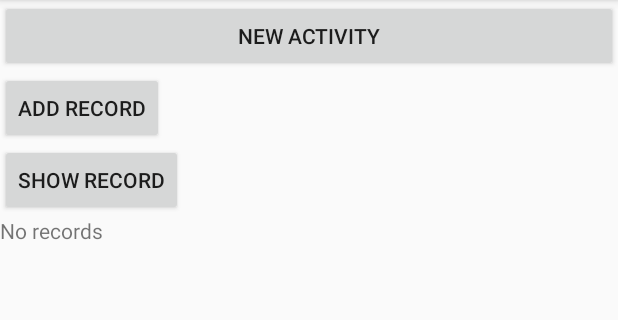
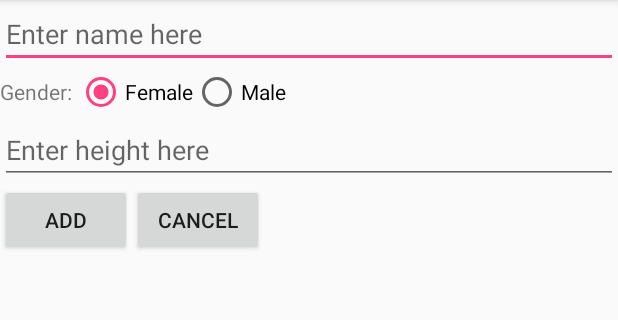
Before and after one commit to 15017541/MSARevision, an Android app: the screen it shows after launch (MainActivity before the commit, AddActivity after it), after a tap on "ADD RECORD", on a phone screen of 412 x 824 dp, the part 84-404 px from its top. Run offline under Robolectric (Android 15) with nearby library versions, the phone set to English and light mode, and no system bars.

Commit message:
AddActivity added to demonstrated record adding The MainActivity will refresh its ListView if there is an added record

```diff
--- a/app/src/main/AndroidManifest.xml
+++ b/app/src/main/AndroidManifest.xml
@@ -16,7 +16,8 @@
                 <category android:name="android.intent.category.LAUNCHER" />
             </intent-filter>
         </activity>
-        <activity android:name=".FragmentActivity"></activity>
+        <activity android:name=".FragmentActivity" />
+        <activity android:name=".AddActivity"></activity>
     </application>
 
 </manifest>
--- /dev/null
+++ b/app/src/main/java/com/myapplicationdev/android/msarevision/AddActivity.java
@@ -0,0 +1,63 @@
+package com.myapplicationdev.android.msarevision;
+
+import android.app.Activity;
+import android.os.Bundle;
+import android.support.v7.app.AppCompatActivity;
+import android.view.View;
+import android.widget.Button;
+import android.widget.EditText;
+import android.widget.RadioButton;
+import android.widget.RadioGroup;
+import android.widget.Toast;
+
+public class AddActivity extends AppCompatActivity {
+
+    Button btnAdd, btnCancel;
+    EditText etName, etHeight;
+    RadioGroup rgGender;
+
+    @Override
+    protected void onCreate(Bundle savedInstanceState) {
+        super.onCreate(savedInstanceState);
+        setContentView(R.layout.activity_add);
+
+        btnAdd = (Button) findViewById(R.id.btnAdd);
+        btnCancel = (Button) findViewById(R.id.btnCancel);
+        etHeight = (EditText) findViewById(R.id.etHeight);
+        etName = (EditText) findViewById(R.id.etName);
+        rgGender = (RadioGroup) findViewById(R.id.rgGender);
+
+        btnAdd.setOnClickListener(new View.OnClickListener() {
+            @Override
+            public void onClick(View v) {
+
+                String name = etName.getText().toString();
+                String str_height = etHeight.getText().toString();
+
+                if (name.length() <1 || str_height.length() < 1){
+                    Toast.makeText(AddActivity.this, "Please input all values", Toast.LENGTH_SHORT).show();
+                } else {
+                    DBHelper dbh = new DBHelper(AddActivity.this);
+                    double height = Double.parseDouble(str_height);
+                    int rbSelected = rgGender.getCheckedRadioButtonId();
+                    RadioButton rb = (RadioButton) findViewById(rbSelected);
+                    String gender = rb.getText().toString();
+
+                    dbh.insertContact(name, gender, height);
+                    dbh.close();
+
+                    setResult(Activity.RESULT_OK);
+                    finish();
+                }
+            }
+        });
+
+        btnCancel.setOnClickListener(new View.OnClickListener() {
+            @Override
+            public void onClick(View v) {
+                finish();
+            }
+        });
+
+    }
+}
--- /dev/null
+++ b/app/src/main/res/layout/activity_add.xml
@@ -0,0 +1,69 @@
+<?xml version="1.0" encoding="utf-8"?>
+<LinearLayout xmlns:android="http://schemas.android.com/apk/res/android"
+    xmlns:app="http://schemas.android.com/apk/res-auto"
+    xmlns:tools="http://schemas.android.com/tools"
+    android:layout_width="match_parent"
+    android:layout_height="match_parent"
+    android:orientation="vertical"
+    tools:context="com.myapplicationdev.android.msarevision.AddActivity">
+
+    <EditText
+        android:hint="Enter name here"
+        android:id="@+id/etName"
+        android:layout_width="match_parent"
+        android:layout_height="wrap_content" />
+
+    <RadioGroup
+        android:id="@+id/rgGender"
+        android:orientation="horizontal"
+        android:layout_width="match_parent"
+        android:layout_height="wrap_content">
+
+        <TextView
+            android:layout_width="wrap_content"
+            android:layout_height="wrap_content"
+            android:text="Gender: "/>
+
+        <RadioButton
+            android:id="@+id/rbFemale"
+            android:layout_width="wrap_content"
+            android:layout_height="wrap_content"
+            android:checked="true"
+            android:text="Female"/>
+
+        <RadioButton
+            android:id="@+id/rbMale"
+            android:layout_width="wrap_content"
+            android:layout_height="wrap_content"
+            android:text="Male"/>
+
+    </RadioGroup>
+
+    <EditText
+        android:hint="Enter height here"
+        android:id="@+id/etHeight"
+        android:layout_width="match_parent"
+        android:layout_height="wrap_content"
+        android:inputType="numberDecimal"/>
+
+    <LinearLayout
+        android:orientation="horizontal"
+        android:layout_width="match_parent"
+        android:layout_height="wrap_content">
+
+        <Button
+            android:id="@+id/btnAdd"
+            android:layout_width="wrap_content"
+            android:layout_height="wrap_content"
+            android:text="Add"/>
+
+        <Button
+            android:id="@+id/btnCancel"
+            android:layout_width="wrap_content"
+            android:layout_height="wrap_content"
+            android:text="Cancel"/>
+
+    </LinearLayout>
+
+
+</LinearLayout>
```
Also changed, not shown: app/src/main/java/com/myapplicationdev/android/msarevision/MainActivity.java (+32 -11 lines).
